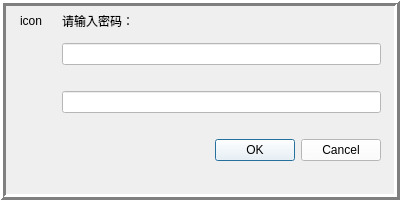
taiyuankejizhu/SparkZNC, file keydialog.ui: the form before one commit.
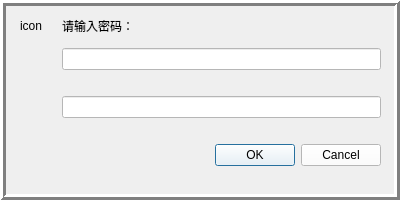
The form after the commit.

```diff
--- a/keydialog.ui
+++ b/keydialog.ui
@@ -472,7 +472,7 @@
       <number>10</number>
      </property>
      <property name="topMargin">
-      <number>5</number>
+      <number>10</number>
      </property>
      <property name="rightMargin">
       <number>10</number>
```
